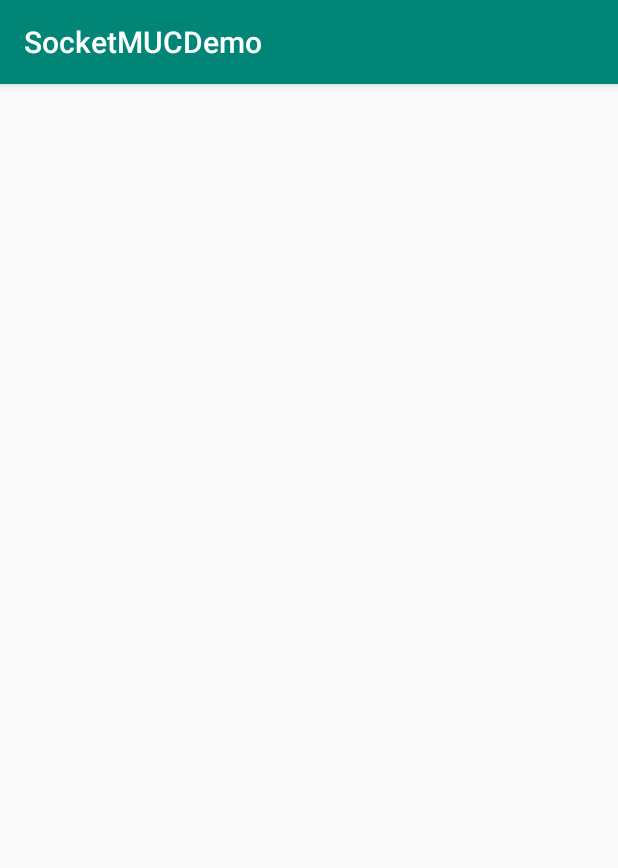
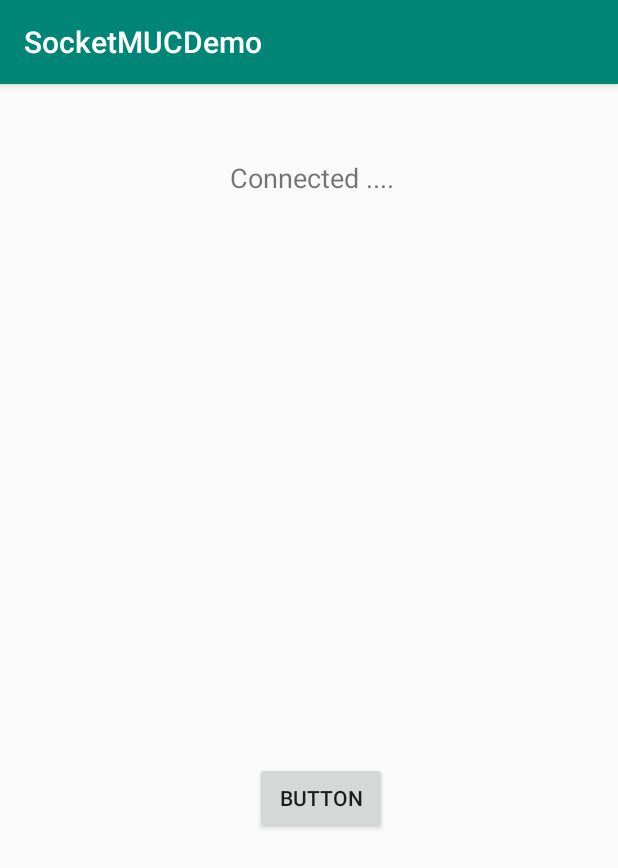
Before and after one commit to rahul-chaube/socketDemoMUC, an Android app: the WebSocket screen opened directly, with no data from a screen before it, on a phone screen of 412 x 824 dp. Shown: the top 868 px of the screen. Run offline under Robolectric (Android 15) with nearby library versions, the phone set to English and light mode, and no system bars; 2 statements that could not run were skipped.

Commit message:
Updated SOcket

```diff
--- a/app/src/main/java/com/rahul/socketmucdemo/WebSocket.java
+++ b/app/src/main/java/com/rahul/socketmucdemo/WebSocket.java
@@ -4,31 +4,43 @@ import android.os.AsyncTask;
 import android.support.v7.app.AppCompatActivity;
 import android.os.Bundle;
 import android.util.Log;
+import android.view.View;
+import android.widget.TextView;
 
+import java.io.BufferedWriter;
 import java.io.ByteArrayOutputStream;
 import java.io.DataOutputStream;
 import java.io.IOException;
+import java.io.OutputStreamWriter;
+import java.io.PrintWriter;
+import java.net.InetAddress;
 import java.net.InetSocketAddress;
 import java.net.Socket;
+import java.net.UnknownHostException;
 
 public class WebSocket extends AppCompatActivity {
     public Socket clientSocket = null;
-    String address,port;
+    String address, port;
+    TextView textViewStatus;
+    private Socket socket;
 
     @Override
     protected void onCreate(Bundle savedInstanceState) {
         super.onCreate(savedInstanceState);
         setContentView(R.layout.activity_web_socket);
-        if (getIntent()!=null)
-        {
-            address=getIntent().getStringExtra(MainActivity.ADDRESS);
-            port=getIntent().getStringExtra(MainActivity.PORT);
-            Log.e("Host ",address);
-            Log.e("Port "," "+port);
+        textViewStatus = findViewById(R.id.socketStatus);
+        if (getIntent() != null) {
+            address = getIntent().getStringExtra(MainActivity.ADDRESS);
+            port = getIntent().getStringExtra(MainActivity.PORT);
+            Log.e("Host ", address);
+            Log.e("Port ", " " + port);
             new UpdateTask().execute();
         }
-        Log.e("Host 111",address);
-        Log.e("Port 111"," "+port);
+
+        Log.e("Host 111", address);
+        Log.e("Port 111", " " + port);
+
+        new Thread(new ClientThread()).start();
 
     }
 
@@ -37,41 +49,82 @@ public class WebSocket extends AppCompatActivity {
         try {
 
             this.clientSocket.connect(new InetSocketAddress(address, Integer.parseInt(port)), 5000);
-            sendMessage("test");
+
         } catch (IOException e) {
-            Log.e("Exception Connection "," "+e.getMessage());
+            Log.e("Exception Connection ", " " + e.getMessage());
             e.printStackTrace();
         }
     }
 
-   public void sendMessage(String message)
-    {
-        if (clientSocket.isConnected())
-        {
-            Log.e("Server  Connected "," ***** ");
-            try {
-                DataOutputStream dOut = new DataOutputStream(clientSocket.getOutputStream());
-                dOut.writeByte(1);
-                dOut.writeUTF("This is the first type of message."+message);
-                dOut.flush();
-            } catch (IOException e) {
-                e.printStackTrace();
+    public void sendMessage(String message) {
+
+        try {
+            if (socket.isConnected()) {
+                PrintWriter out = new PrintWriter(new BufferedWriter(
+                        new OutputStreamWriter(socket.getOutputStream())),
+                        true);
+                out.println(message);
+                out.flush();
+                Log.e("Server  Connected ", " *****Message Send  ");
+            } else {
+                new Thread(new ClientThread()).start();
             }
-        }
-        else {
-            Log.e("Server Not Connected "," ***** ");
-            connect();
-//            sendMessage(message);
+        } catch (IOException e) {
+            textViewStatus.setText(e.getMessage());
+            Log.e("Exception ", "while message Send " + e.getMessage());
+            e.printStackTrace();
         }
     }
 
-    private class UpdateTask extends AsyncTask<String, String,String> {
+    public void sendMeesage(View view) {
+        sendMessage("on");
+    }
+
+    private class UpdateTask extends AsyncTask<String, String, String> {
         protected String doInBackground(String... urls) {
 
-          connect();
+//          connect();
 //          sendMessage("Test");
             return null;
         }
 
     }
+
+    class ClientThread implements Runnable {
+
+        @Override
+        public void run() {
+
+            try {
+                InetAddress serverAddr = InetAddress.getByName(address);
+
+                socket = new Socket(serverAddr, Integer.parseInt(port));
+
+                Log.e("Is Socket ", "is Connected  " + socket.isConnected());
+                textViewStatus.setText("Connected .... ");
+
+
+            } catch (UnknownHostException e1) {
+                textViewStatus.setText("Failed .... " + e1.getMessage());
+                e1.printStackTrace();
+            } catch (IOException e1) {
+                textViewStatus.setText("Failed .... " + e1.getMessage());
+                e1.printStackTrace();
+            }
+
+        }
+
+    }
+
+    @Override
+    protected void onDestroy() {
+        super.onDestroy();
+
+        try {
+            if (socket != null)
+                socket.close();
+        } catch (IOException e) {
+            e.printStackTrace();
+        }
+    }
 }
--- a/app/src/main/res/layout/activity_main.xml
+++ b/app/src/main/res/layout/activity_main.xml
@@ -15,7 +15,7 @@
         android:layout_marginTop="104dp"
         android:layout_marginEnd="8dp"
         android:ems="10"
-        android:text="http://192.168.2.179"
+        android:text=""
         android:hint="Enter Server Address"
         android:inputType="textPersonName"
         app:layout_constraintEnd_toEndOf="parent"
--- a/app/src/main/res/layout/activity_web_socket.xml
+++ b/app/src/main/res/layout/activity_web_socket.xml
@@ -6,4 +6,33 @@
     android:layout_height="match_parent"
     tools:context=".WebSocket">
 
+
+    <TextView
+        android:id="@+id/socketStatus"
+        android:layout_width="wrap_content"
+        android:layout_height="wrap_content"
+        android:layout_marginStart="8dp"
+        android:layout_marginTop="50dp"
+        android:text="Socket Status"
+        android:textSize="18sp"
+        app:layout_constraintEnd_toEndOf="parent"
+        app:layout_constraintStart_toStartOf="parent"
+        app:layout_constraintTop_toTopOf="parent" />
+
+    <Button
+        android:onClick="sendMeesage"
+        android:id="@+id/button3"
+        android:layout_width="wrap_content"
+        android:layout_height="wrap_content"
+        android:layout_marginStart="8dp"
+        android:layout_marginTop="8dp"
+        android:layout_marginEnd="8dp"
+        android:text="Button"
+        app:layout_constraintBottom_toBottomOf="parent"
+        app:layout_constraintEnd_toEndOf="parent"
+        app:layout_constraintHorizontal_bias="0.527"
+        app:layout_constraintStart_toStartOf="parent"
+        app:layout_constraintTop_toBottomOf="@+id/socketStatus"
+        app:layout_constraintVertical_bias="0.579" />
+
 </android.support.constraint.ConstraintLayout>
```
